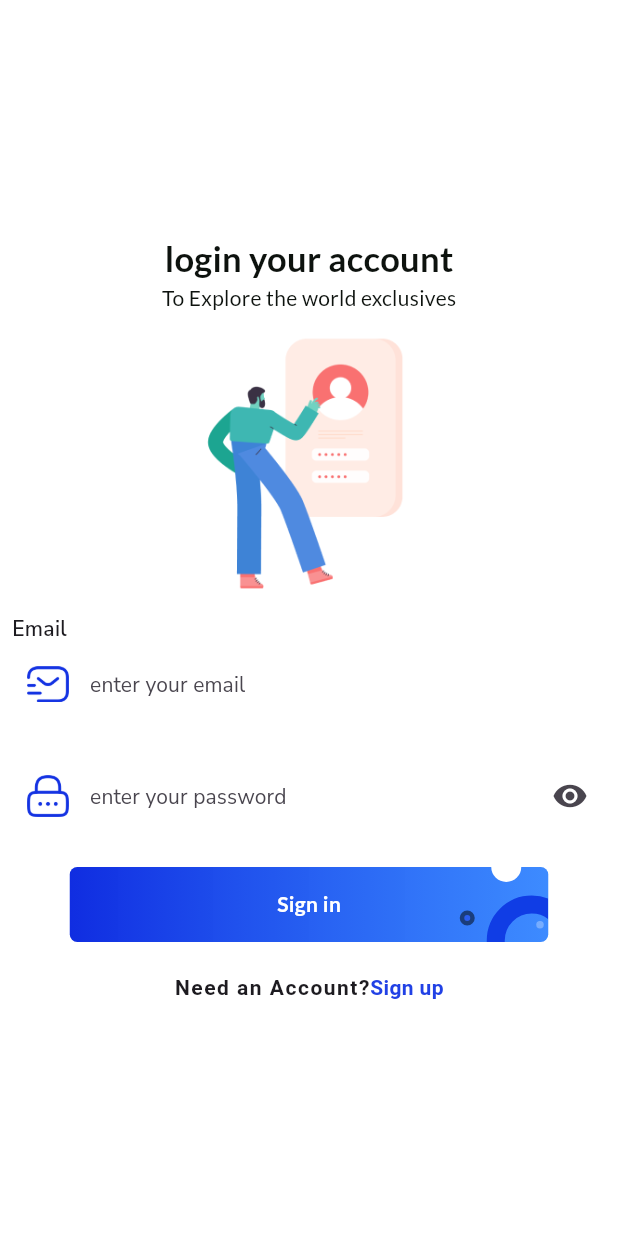
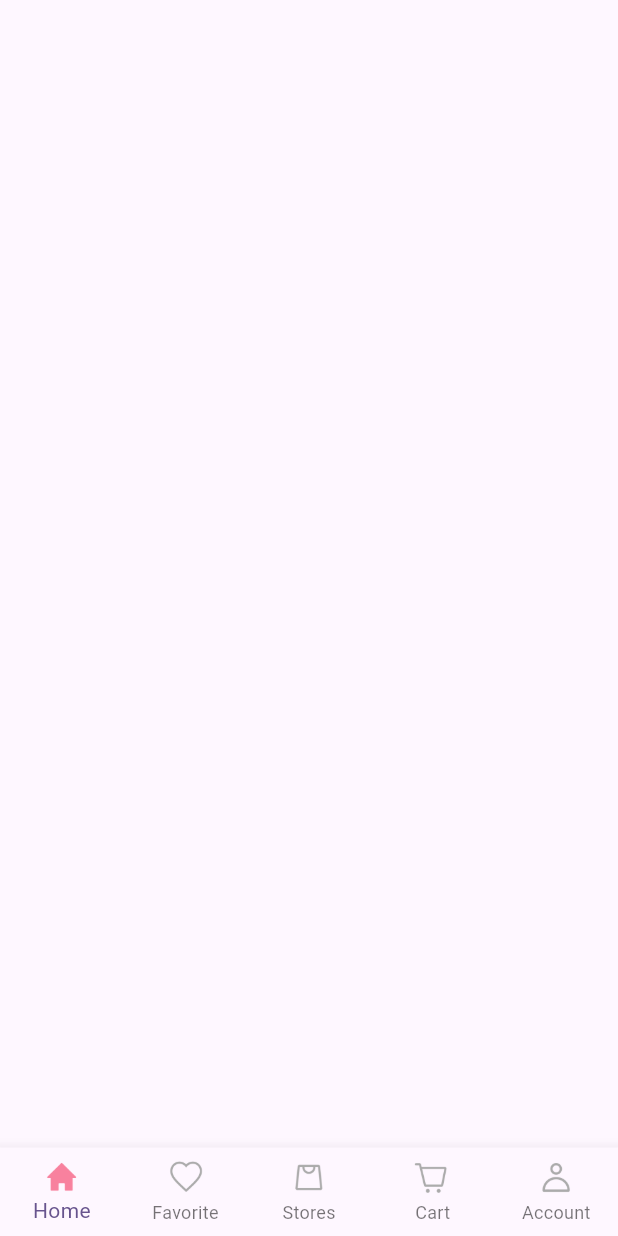
Before and after one commit to letiendungdn/MAC_STORE_APP_FLUTTER, a Flutter app: the screen it shows after launch, on a phone screen of 412 x 824 dp. Run offline on Flutter 3.47's test engine with Material 3 defaults, Android fonts, the phone set to English and light mode, and no system bars; our stand-ins replace google_fonts.

```diff
--- a/lib/main.dart
+++ b/lib/main.dart
@@ -1,5 +1,5 @@
 import 'package:flutter/material.dart';
-import 'package:mac_store_app/views/screens/authentiaction_screens/login_screen.dart';
+import 'package:mac_store_app/views/screens/main_screen.dart';
 
 void main() {
   runApp(const MyApp());
@@ -32,7 +32,7 @@ class MyApp extends StatelessWidget {
         // tested with just a hot reload.
         colorScheme: ColorScheme.fromSeed(seedColor: Colors.deepPurple),
       ),
-      home: LoginScreen(),
+      home: MainScreen(),
     );
   }
 }
--- a/lib/views/screens/authentiaction_screens/login_screen.dart
+++ b/lib/views/screens/authentiaction_screens/login_screen.dart
@@ -23,7 +23,6 @@ class _LoginScreenState extends State<LoginScreen> {
     await _authControllers
         .signInUsers(context: context, email: email, password: password)
         .whenComplete(() {
-          _formKey.currentState!.reset();
           setState(() {
             isLoading = false;
           });
--- /dev/null
+++ b/lib/views/screens/main_screen.dart
@@ -0,0 +1,41 @@
+import 'package:flutter/material.dart';
+
+class MainScreen extends StatefulWidget {
+  const MainScreen({super.key});
+
+  @override
+  State<MainScreen> createState() => _MainScreenState();
+}
+
+class _MainScreenState extends State<MainScreen> {
+  @override
+  Widget build(BuildContext context) {
+    return Scaffold(
+      bottomNavigationBar: BottomNavigationBar(
+        type: BottomNavigationBarType.fixed,
+        items: [
+          BottomNavigationBarItem(
+            icon: Image.asset("assets/icons/home.png", width: 25),
+            label: "Home",
+          ),
+          BottomNavigationBarItem(
+            icon: Image.asset("assets/icons/love.png", width: 25),
+            label: "Favorite",
+          ),
+          BottomNavigationBarItem(
+            icon: Image.asset("assets/icons/mart.png", width: 25),
+            label: "Stores",
+          ),
+          BottomNavigationBarItem(
+            icon: Image.asset("assets/icons/cart.png", width: 25),
+            label: "Cart",
+          ),
+          BottomNavigationBarItem(
+            icon: Image.asset("assets/icons/user.png", width: 25),
+            label: "Account",
+          ),
+        ],
+      ),
+    );
+  }
+}
```
Also changed, not shown: lib/controllers/auth_controllers.dart (+12 -8 lines).
